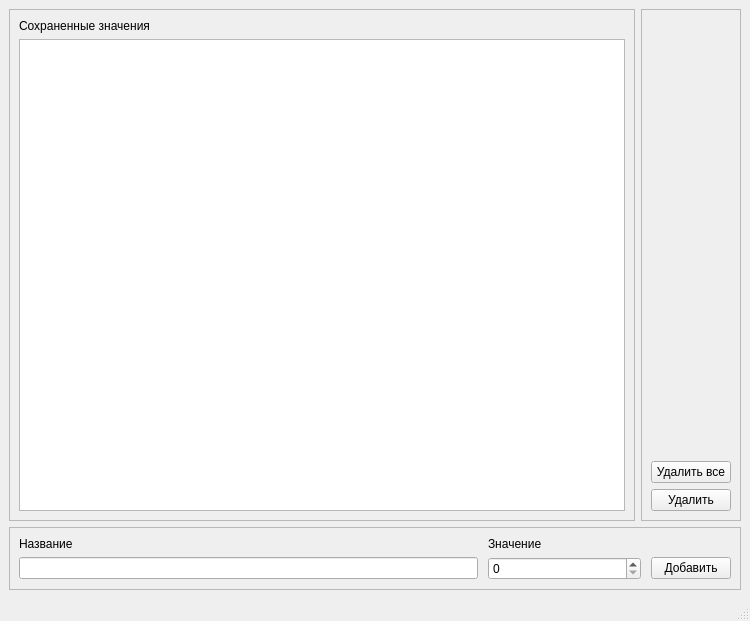
antonbrylyakov/qt-homework3, file mainwindow.ui: the form before one commit.
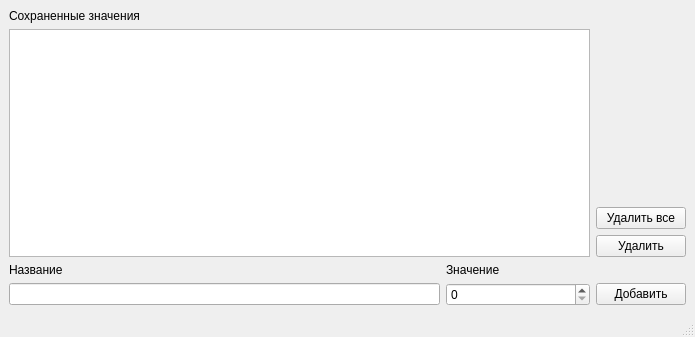
The form after the commit.

Commit message: Сменил на grid layout

Diff of the .ui file:
```diff
--- a/mainwindow.ui
+++ b/mainwindow.ui
@@ -6,8 +6,8 @@
    <rect>
     <x>0</x>
     <y>0</y>
-    <width>750</width>
-    <height>621</height>
+    <width>695</width>
+    <height>337</height>
    </rect>
   </property>
   <property name="windowTitle">
@@ -15,92 +15,75 @@
   </property>
   <widget class="QWidget" name="centralwidget">
    <layout class="QGridLayout" name="gridLayout">
-    <item row="0" column="1">
-     <widget class="QFrame" name="fmRemove">
-      <property name="frameShape">
-       <enum>QFrame::StyledPanel</enum>
-      </property>
-      <property name="frameShadow">
-       <enum>QFrame::Raised</enum>
-      </property>
-      <layout class="QVBoxLayout" name="verticalLayout_2">
-       <item>
-        <spacer name="vsRemove">
-         <property name="orientation">
-          <enum>Qt::Vertical</enum>
-         </property>
-         <property name="sizeHint" stdset="0">
-          <size>
-           <width>20</width>
-           <height>40</height>
-          </size>
-         </property>
-        </spacer>
-       </item>
-       <item>
-        <widget class="QPushButton" name="btnClear">
-         <property name="text">
-          <string>Удалить все</string>
-         </property>
-        </widget>
-       </item>
-       <item>
-        <widget class="QPushButton" name="btnRemove">
-         <property name="text">
-          <string>Удалить</string>
-         </property>
-        </widget>
-       </item>
-      </layout>
-     </widget>
-    </item>
-    <item row="0" column="0">
-     <widget class="QFrame" name="fmSavedItems">
-      <property name="frameShape">
-       <enum>QFrame::StyledPanel</enum>
-      </property>
-      <property name="frameShadow">
-       <enum>QFrame::Raised</enum>
-      </property>
-      <layout class="QVBoxLayout" name="verticalLayout">
-       <item>
+    <item row="1" column="0">
         <widget class="QLabel" name="lbSavedItems">
+      <property name="sizePolicy">
+       <sizepolicy hsizetype="Preferred" vsizetype="Fixed">
+        <horstretch>0</horstretch>
+        <verstretch>0</verstretch>
+       </sizepolicy>
+      </property>
          <property name="text">
           <string>Сохраненные значения</string>
          </property>
         </widget>
        </item>
-       <item>
-        <widget class="QListView" name="lvSavedItems"/>
-       </item>
-      </layout>
+    <item row="5" column="0">
+     <widget class="QLabel" name="lbName">
+      <property name="sizePolicy">
+       <sizepolicy hsizetype="Preferred" vsizetype="Fixed">
+        <horstretch>0</horstretch>
+        <verstretch>0</verstretch>
+       </sizepolicy>
+      </property>
+      <property name="text">
+       <string>Название</string>
+      </property>
+     </widget>
+    </item>
+    <item row="4" column="2">
+     <widget class="QPushButton" name="btnRemove">
+      <property name="minimumSize">
+       <size>
+        <width>90</width>
+        <height>0</height>
+       </size>
+      </property>
+      <property name="text">
+       <string>Удалить</string>
+      </property>
      </widget>
     </item>
-    <item row="1" column="0" colspan="2">
-     <widget class="QFrame" name="fmAdd">
+    <item row="5" column="1">
+     <widget class="QLabel" name="lbValue">
       <property name="sizePolicy">
-       <sizepolicy hsizetype="Preferred" vsizetype="Preferred">
+       <sizepolicy hsizetype="Fixed" vsizetype="Preferred">
         <horstretch>0</horstretch>
         <verstretch>0</verstretch>
        </sizepolicy>
       </property>
-      <property name="frameShape">
-       <enum>QFrame::StyledPanel</enum>
+      <property name="text">
+       <string>Значение</string>
       </property>
-      <property name="frameShadow">
-       <enum>QFrame::Raised</enum>
+     </widget>
+    </item>
+    <item row="6" column="0">
+     <widget class="QLineEdit" name="leName">
+      <property name="sizePolicy">
+       <sizepolicy hsizetype="Expanding" vsizetype="Fixed">
+        <horstretch>3</horstretch>
+        <verstretch>0</verstretch>
+       </sizepolicy>
       </property>
-      <layout class="QGridLayout" name="gridLayout_2">
-       <property name="sizeConstraint">
-        <enum>QLayout::SetMinimumSize</enum>
-       </property>
-       <property name="leftMargin">
-        <number>9</number>
-       </property>
-       <property name="horizontalSpacing">
-        <number>10</number>
-       </property>
-       <item row="1" column="1">
+      <property name="minimumSize">
+       <size>
+        <width>0</width>
+        <height>0</height>
+       </size>
+      </property>
+     </widget>
+    </item>
+    <item row="6" column="1">
         <widget class="QSpinBox" name="sbValue">
          <property name="sizePolicy">
           <sizepolicy hsizetype="Expanding" vsizetype="Fixed">
@@ -122,50 +105,33 @@
          </property>
         </widget>
        </item>
-       <item row="0" column="0">
-        <widget class="QLabel" name="lbName">
-         <property name="text">
-          <string>Название</string>
-         </property>
-        </widget>
-       </item>
-       <item row="1" column="0">
-        <widget class="QLineEdit" name="leName">
-         <property name="sizePolicy">
-          <sizepolicy hsizetype="Expanding" vsizetype="Fixed">
-           <horstretch>3</horstretch>
-           <verstretch>0</verstretch>
-          </sizepolicy>
-         </property>
+    <item row="6" column="2">
+     <widget class="QPushButton" name="pbAdd_2">
          <property name="minimumSize">
           <size>
-           <width>0</width>
+        <width>90</width>
            <height>0</height>
           </size>
          </property>
-        </widget>
-       </item>
-       <item row="0" column="1">
-        <widget class="QLabel" name="lbValue">
-         <property name="sizePolicy">
-          <sizepolicy hsizetype="Fixed" vsizetype="Preferred">
-           <horstretch>0</horstretch>
-           <verstretch>0</verstretch>
-          </sizepolicy>
-         </property>
-         <property name="text">
-          <string>Значение</string>
-         </property>
-        </widget>
-       </item>
-       <item row="1" column="2">
-        <widget class="QPushButton" name="pbAdd">
          <property name="text">
           <string>Добавить</string>
          </property>
         </widget>
        </item>
-      </layout>
+    <item row="2" column="0" rowspan="3" colspan="2">
+     <widget class="QListView" name="lvSavedItems"/>
+    </item>
+    <item row="3" column="2">
+     <widget class="QPushButton" name="btnClear">
+      <property name="minimumSize">
+       <size>
+        <width>90</width>
+        <height>0</height>
+       </size>
+      </property>
+      <property name="text">
+       <string>Удалить все</string>
+      </property>
      </widget>
     </item>
    </layout>
```
Left out of the diff: 10 changed lines with no effect on the pictures. Lines whose indentation alone changed are shown as unchanged. The commit also changes 1 other file.
